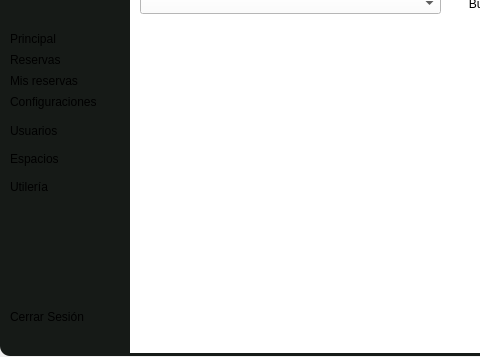
Before: the Qt Designer form frontend/vistas/reservas/reservas.ui in Johnatanvq/pooAPP, drawn with Qt 5; both pictures show x 0 to 480 and y 88 to 445 of the 610 by 445 pixel window.
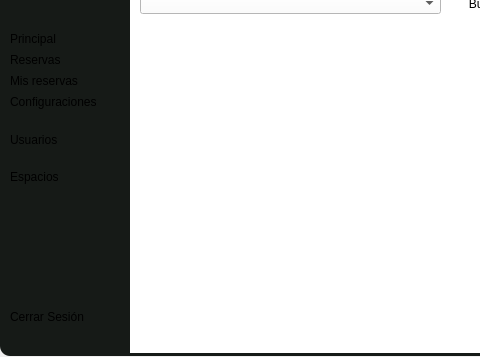
After: the same form once the commit is applied. Icons and pictures are not drawn.

Commit message: clase Utilería eliminada, ajuste de vistas menu principal: botón utilería removido

The edit to the form file:
```diff
--- a/frontend/vistas/reservas/reservas.ui
+++ b/frontend/vistas/reservas/reservas.ui
@@ -805,68 +805,6 @@
             </property>
            </widget>
           </item>
-          <item>
-           <widget class="QPushButton" name="bt_utilera_mm">
-            <property name="styleSheet">
-             <string notr="true">QPushButton{
-	border-top-left-radius: 0 px;
-	border-bottom-left-radius: 30px;
-	border-top-right-radius: 30px;
-	border-bottom-right-radius: 0px
-}
-QPushButton {
-    background-color: qlineargradient(spread:reflect, x1:0, y1:0.532273, x2:1, y2:0.5, 
-                                       stop:0.362832 rgba(0,128,0,255), /* Verde oscuro */
-                                       stop:0.369469 rgba(0,128,0,255), 
-                                       stop:1 rgba(0,255,0,255)); /* Verde claro */
-    
-    padding-left: 0px; /* Espacio a la izquierda para simular alineación */
-    border: none; /* Sin borde, opcional */
-    text-align: left; /* Aunque esto no tendrá efecto en QPushButton, lo incluimos para claridad */
-}
-
-QPushButton:hover{
-	border-top-left-radius: 0 px;
-	border-bottom-left-radius: 30px;
-	border-top-right-radius: 30px;
-	border-bottom-right-radius: 0px
-}
-
-
-QPushButton {
-    border-radius: 18px;
-    background-color: qlineargradient(spread:reflect, x1:0, y1:0.532273, x2:1, y2:0.5, 
-                                      stop:0.362832 rgba(0,128,0,255), /* Verde oscuro */
-                                      stop:0.369469 rgba(0,128,0,255), 
-                                      stop:1 rgba(0,255,0,255)); /* Verde claro */
-}
-
-QPushButton:hover {
-    background-color: qlineargradient(spread:reflect, x1:0, y1:0.562273, x2:0.949, y2:0.545455, 
-                                      stop:0 rgb(255,255,255), /* Cian oscuro */
-                                      stop:1 rgb(255,255,255)); /* Cian claro */
-}
-
-QLabel {
-    color: rgb(225, 225, 224);
-    font: 12pt &quot;Arial&quot;;
-}</string>
-            </property>
-            <property name="text">
-             <string>Utilería</string>
-            </property>
-            <property name="icon">
-             <iconset resource="../../imagenes/resources.qrc">
-              <normaloff>:/newPrefix/shopping-bag.svg</normaloff>:/newPrefix/shopping-bag.svg</iconset>
-            </property>
-            <property name="checkable">
-             <bool>true</bool>
-            </property>
-            <property name="autoExclusive">
-             <bool>true</bool>
-            </property>
-           </widget>
-          </item>
          </layout>
         </widget>
        </item>
@@ -1315,59 +1253,6 @@
             </property>
            </widget>
           </item>
-          <item>
-           <widget class="QPushButton" name="bt_icono_utileria_mm">
-            <property name="styleSheet">
-             <string notr="true">QPushButton{
-	border-top-left-radius: 0 px;
-	border-bottom-left-radius: 30px;
-	border-top-right-radius: 30px;
-	border-bottom-right-radius: 0px;
-	text-align: left;
-}
-QPushButton:hover{
-	border-top-left-radius: 0 px;
-	border-bottom-left-radius: 30px;
-	border-top-right-radius: 30px;
-	border-bottom-right-radius: 0px
-}
-
-
-QPushButton {
-    border-radius: 18px;
-    background-color: qlineargradient(spread:reflect, x1:0, y1:0.532273, x2:1, y2:0.5, 
-                                      stop:0.362832 rgba(0,128,0,255), /* Verde oscuro */
-                                      stop:0.369469 rgba(0,128,0,255), 
-                                      stop:1 rgba(0,255,0,255)); /* Verde claro */
-}
-
-QPushButton:hover {
-    background-color: qlineargradient(spread:reflect, x1:0, y1:0.562273, x2:0.949, y2:0.545455, 
-                                      stop:0 rgb(255,255,255), /* Cian oscuro */
-                                      stop:1 rgb(255,255,255)); /* Cian claro */
-}
-
-QLabel {
-    color: rgb(225, 225, 224);
-    font: 12pt &quot;Arial&quot;;
-}
-</string>
-            </property>
-            <property name="text">
-             <string/>
-            </property>
-            <property name="icon">
-             <iconset resource="../../imagenes/resources.qrc">
-              <normaloff>:/newPrefix/shopping-bag.svg</normaloff>:/newPrefix/shopping-bag.svg</iconset>
-            </property>
-            <property name="checkable">
-             <bool>true</bool>
-            </property>
-            <property name="autoExclusive">
-             <bool>true</bool>
-            </property>
-           </widget>
-          </item>
          </layout>
         </widget>
        </item>
```
The commit also changes 11 other files.
